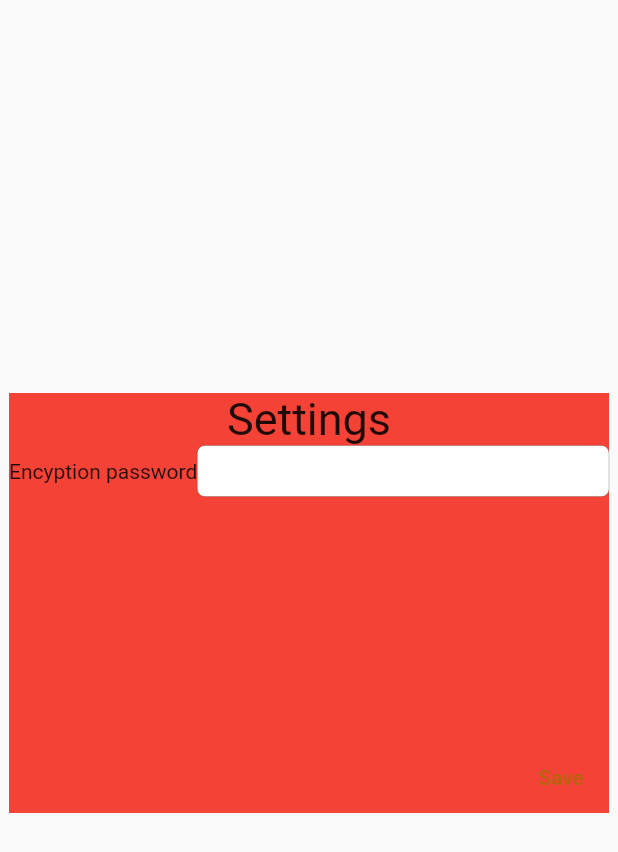
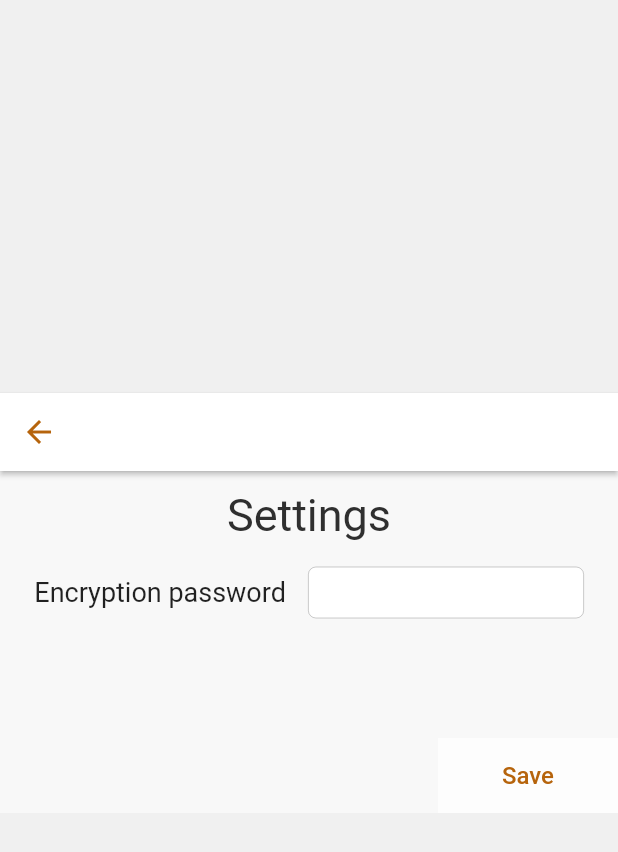
Before and after one commit to helagro/private_notes, a Flutter app: the SettingsScreen screen opened by its route, on a phone screen of 412 x 824 dp. Shown: the top 852 px of the screen. Run offline on Flutter 3.47's test engine with Material 2 defaults, Android fonts, the phone set to English and light mode, and no system bars; our stand-ins replace flutter_secure_storage; accounts and stored records are empty.

Commit message:
settings page improvements

```diff
--- a/lib/screens/settings_screen.dart
+++ b/lib/screens/settings_screen.dart
@@ -1,5 +1,9 @@
 import 'package:flutter/cupertino.dart';
 import 'package:flutter/material.dart';
+import 'package:opnot/main.dart';
+import 'package:opnot/res/colors_main.dart';
+import 'package:opnot/widgets/app_bar_main.dart';
+import 'package:opnot/widgets/icon_button_main.dart';
 
 class SettingsScreen extends StatefulWidget {
   const SettingsScreen({Key? key}) : super(key: key);
@@ -12,20 +16,47 @@ class _SettingsScreenState extends State<SettingsScreen> {
   @override
   Widget build(BuildContext context) {
     return Scaffold(
+      backgroundColor: Theme.of(context).colorScheme.background,
       body: SafeArea(
           child: Center(
         child: ConstrainedBox(
-          constraints: const BoxConstraints(maxWidth: 400, maxHeight: 300),
+          constraints: const BoxConstraints(maxWidth: 450, maxHeight: 300),
           child: Container(
-            color: Colors.red,
+            color: Theme.of(context).colorScheme.primaryContainer,
             margin: const EdgeInsets.only(bottom: 20),
             child: Column(
               children: [
-                const Text("Settings", style: TextStyle(fontSize: 30)),
+                AppBarMain(children: [
+                  IconButtonMain(
+                    iconData: Icons.arrow_back,
+                    onPressed: () {
+                      Navigator.of(context).pop();
+                    },
+                  )
+                ]),
+                Text("Settings",
+                    style: TextStyle(
+                        fontSize: 30,
+                        height: 1.5,
+                        color: ColorsMain.textColor)),
+                Container(
+                    margin: const EdgeInsets.all(15),
+                    child: Column(
+                      children: [
                         Row(
-                  mainAxisSize: MainAxisSize.max,
+                          mainAxisSize: MainAxisSize.min,
                           children: const [
-                    Text("Encyption password"),
+                            Flexible(
+                              child: Text(
+                                "Encryption password",
+                                softWrap: true,
+                                style: TextStyle(fontSize: 18),
+                                textAlign: TextAlign.center,
+                              ),
+                            ),
+                            SizedBox(
+                              width: 15,
+                            ),
                             Expanded(
                               child: CupertinoTextField(
                                 keyboardType: TextInputType.visiblePassword,
@@ -34,15 +65,30 @@ class _SettingsScreenState extends State<SettingsScreen> {
                             )
                           ],
                         ),
+                      ],
+                    )),
                 const Spacer(),
                 Row(
                   mainAxisAlignment: MainAxisAlignment.end,
                   children: [
-                    TextButton(
+                    SizedBox(
+                      height: 50,
+                      width: 120,
+                      child: TextButton(
                           onPressed: () {
                             print("save");
                           },
-                        child: Text("Save"))
+                          style: ButtonStyle(
+                              shape: MaterialStateProperty.all<OutlinedBorder>(
+                                  const RoundedRectangleBorder(
+                                      borderRadius: BorderRadius.zero)),
+                              backgroundColor: MaterialStateProperty.all<Color>(
+                                  Theme.of(context)
+                                      .colorScheme
+                                      .secondaryContainer)),
+                          child: const Text("Save",
+                              style: TextStyle(fontSize: 16))),
+                    )
                   ],
                 )
               ],
--- a/lib/widgets/note_list_options.dart
+++ b/lib/widgets/note_list_options.dart
@@ -35,7 +35,10 @@ class NoteListOptions extends StatelessWidget {
               }),
               child: const Text("Log out"))
         ],
-        onCanceled: () => onSelected?.call(),
+        onCanceled: () {
+          onSelected?.call();
+          onSelected = null;
+        },
       ),
       const Spacer(),
       IconButtonMain(
```
Lines whose indentation alone changed are shown as unchanged.
